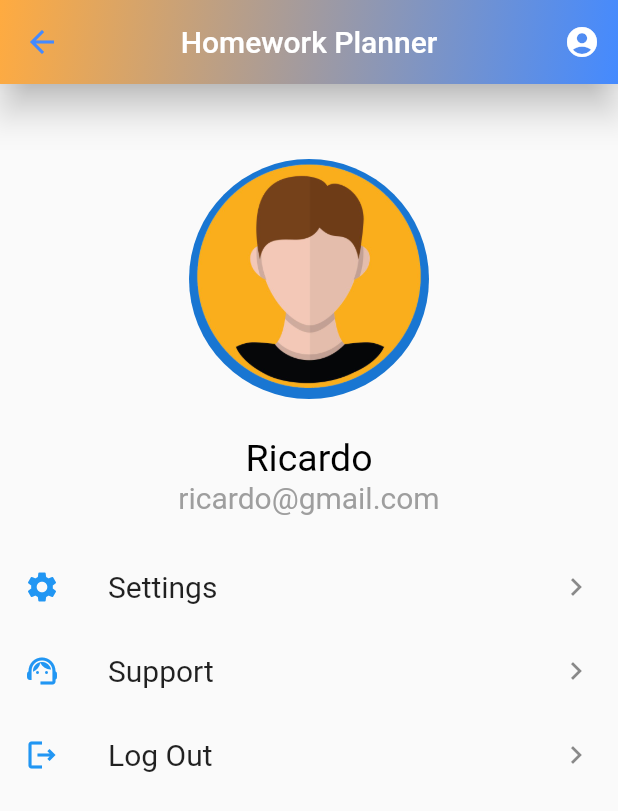
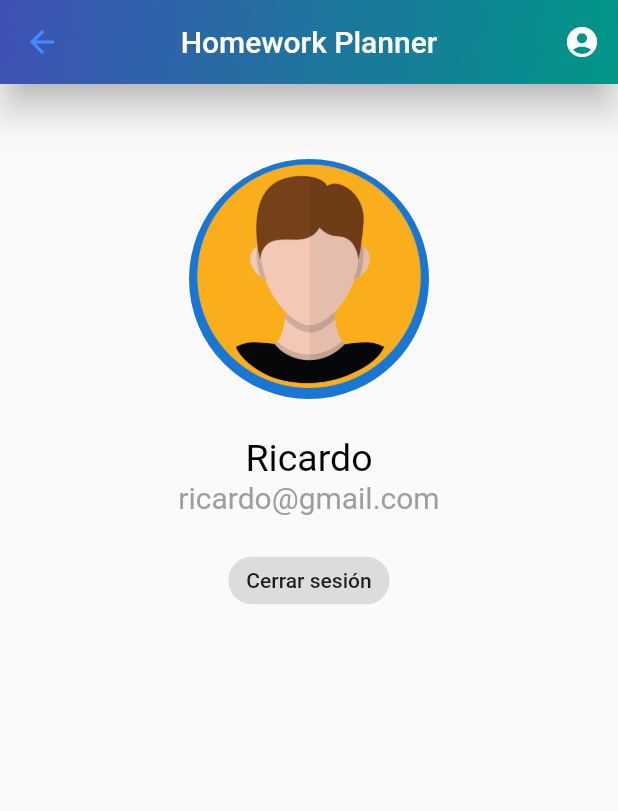
Before and after one commit to ricardodf/Proyecto-Moviles-O2021, a Flutter app: the Profile screen opened directly, on a phone screen of 412 x 824 dp. Shown: the top 811 px of the screen. Run offline on Flutter 3.47's test engine with Material 2 defaults, Android fonts, the phone set to English and light mode, and no system bars; our stand-ins replace cloud_firestore, datetime_picker_formfield, firebase_auth, firebase_core, fluttertoast, table_calendar; accounts and stored records are empty; Roboto replaces fonts that are missing (Product Sans Regular).

Commit message:
Final touches

```diff
--- a/lib/screens/Calendario/utils.dart
+++ b/lib/screens/Calendario/utils.dart
@@ -29,8 +29,8 @@ final _kEventSource = Map.fromIterable(List.generate(3, (index) => index),
         item % 4 + 1, (index) => Event('Event $item | ${index + 1}')))
   ..addAll({
     kToday: [
-      Event('Reporte Laboratorio 3'),
-      Event('Lectura'),
+      Event('Tarea 3'),
+      Event('Tarea 1'),
     ],
   });
 
--- a/lib/screens/Profile/Profile.dart
+++ b/lib/screens/Profile/Profile.dart
@@ -1,5 +1,7 @@
+import 'package:firebase_auth/firebase_auth.dart';
 import 'package:flutter/material.dart';
 import 'package:planificador_escolar/screens/Home/home.screen.dart';
+import 'package:planificador_escolar/screens/Login/login.screen.dart';
 
 class Profile extends StatefulWidget {
   const Profile({Key? key}) : super(key: key);
@@ -28,7 +30,7 @@ class _ProfileState extends State<Profile> {
         flexibleSpace: Container(
           decoration: BoxDecoration(
               gradient: LinearGradient(
-            colors: [Colors.blueAccent, Colors.orangeAccent],
+            colors: [Colors.teal, Colors.indigo],
             begin: Alignment.bottomRight,
             end: Alignment.topLeft,
           )),
@@ -63,88 +65,19 @@ class _ProfileState extends State<Profile> {
             ),
           ),
           SizedBox(height: 20),
-          ListTile(
-            leading: Icon(Icons.settings, color: Colors.blue),
-            title: Text('Settings',
-                style: TextStyle(
-                    fontSize: 20, fontFamily: 'Product Sans Regular')),
-            trailing: Icon(Icons.keyboard_arrow_right),
-          ),
-          ListTile(
-            leading: Icon(Icons.support_agent_outlined, color: Colors.blue),
-            title: Text('Support',
-                style: TextStyle(
-                    fontSize: 20, fontFamily: 'Product Sans Regular')),
-            trailing: Icon(Icons.keyboard_arrow_right),
-          ),
-          ListTile(
-            leading: Icon(Icons.logout_outlined, color: Colors.blue),
-            title: Text('Log Out',
-                style: TextStyle(
-                    fontSize: 20, fontFamily: 'Product Sans Regular')),
-            trailing: Icon(Icons.keyboard_arrow_right),
-          ),
+          ActionChip(
+              label: Text("Cerrar sesión"),
+              onPressed: () {
+                logout(context);
+              }),
         ],
-      ),
-      drawer: Drawer(
-        child: ListView(
-          padding: EdgeInsets.zero,
-          children: [
-            SizedBox(height: 80),
-            ListTile(
-              leading: Icon(
-                Icons.calendar_today_outlined,
-                color: Colors.blue,
-              ),
-              title: const Text('Calendario',
-                  style: TextStyle(
-                      fontFamily: 'Product Sans Regular', fontSize: 20)),
-              onTap: () {
-                // Update the state of the app
-                // ...
-                // Then close the drawer
-                Navigator.pop(context);
-              },
-            ),
-            ListTile(
-              leading: Icon(Icons.class__outlined, color: Colors.blue),
-              title: const Text('Clases',
-                  style: TextStyle(
-                      fontFamily: 'Product Sans Regular', fontSize: 20)),
-              onTap: () {
-                // Update the state of the app
-                // ...
-                // Then close the drawer
-                Navigator.pop(context);
-              },
-            ),
-            ListTile(
-              leading: Icon(Icons.task_outlined, color: Colors.blue),
-              title: const Text('Tareas',
-                  style: TextStyle(
-                      fontFamily: 'Product Sans Regular', fontSize: 20)),
-              onTap: () {
-                // Update the state of the app
-                // ...
-                // Then close the drawer
-                Navigator.pop(context);
-              },
-            ),
-            ListTile(
-              leading: Icon(Icons.grade, color: Colors.orange),
-              title: const Text('Calificaciones',
-                  style: TextStyle(
-                      fontFamily: 'Product Sans Regular', fontSize: 20)),
-              onTap: () {
-                // Update the state of the app
-                // ...
-                // Then close the drawer
-                Navigator.pop(context);
-              },
-            ),
-          ],
-        ),
       ),
     );
   }
+
+  Future<void> logout(BuildContext context) async {
+    await FirebaseAuth.instance.signOut();
+    Navigator.of(context).pushReplacement(
+        MaterialPageRoute(builder: (context) => LoginScreen()));
+  }
 }
```
Also changed, not shown: lib/screens/Clases/clase_individual.screen.dart (added, +128 -0 lines), lib/widgets/Clases/clase_form.dart (+6 -1 lines), lib/widgets/Clases/clases_list.dart (+8 -1 lines).
